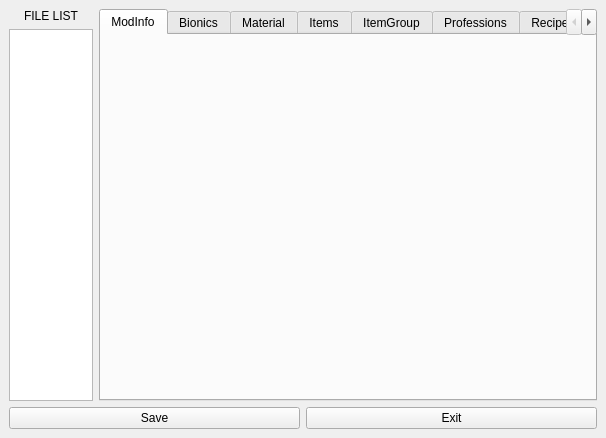
Qt form ui/Window.ui (AlongWY/ModCreater-CDDA) before a commit.
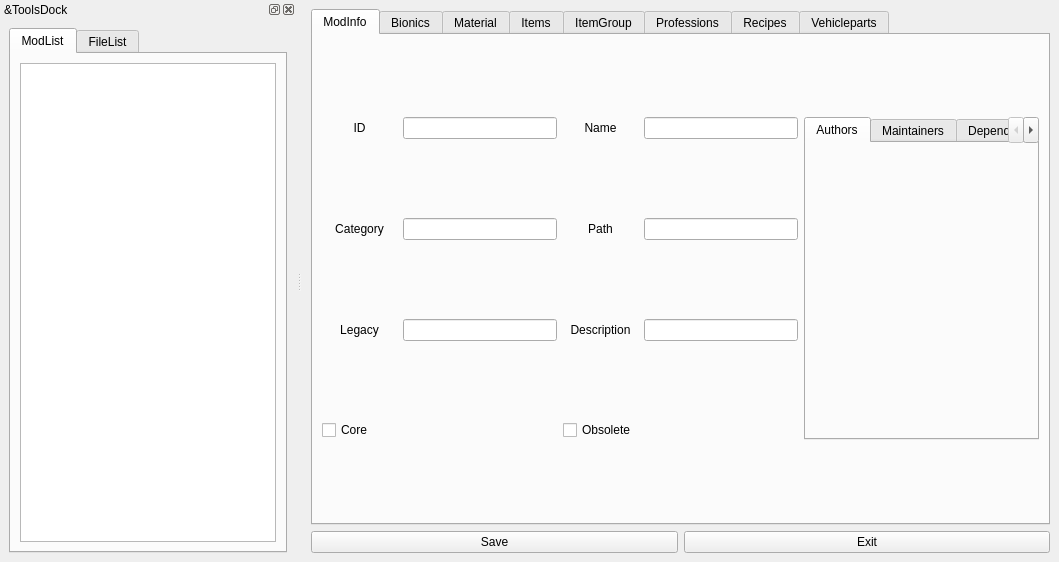
The same form after that commit.

Commit message: 增加ModInfo修改界面，目前可以正确载入MOD信息并查看

Patch:
```diff
--- a/ui/Window.ui
+++ b/ui/Window.ui
@@ -6,8 +6,8 @@
    <rect>
     <x>0</x>
     <y>0</y>
-    <width>606</width>
-    <height>438</height>
+    <width>1059</width>
+    <height>562</height>
    </rect>
   </property>
   <property name="windowTitle">
@@ -17,39 +17,6 @@
    <layout class="QGridLayout" name="gridLayout">
     <item row="0" column="0">
      <layout class="QHBoxLayout" name="horizontalLayout">
-      <item>
-       <layout class="QVBoxLayout" name="verticalLayout_2">
-        <item>
-         <widget class="QLabel" name="MODSLIST">
-          <property name="maximumSize">
-           <size>
-            <width>84</width>
-            <height>16777215</height>
-           </size>
-          </property>
-          <property name="text">
-           <string>FILE LIST</string>
-          </property>
-          <property name="textFormat">
-           <enum>Qt::AutoText</enum>
-          </property>
-          <property name="alignment">
-           <set>Qt::AlignCenter</set>
-          </property>
-         </widget>
-        </item>
-        <item>
-         <widget class="QListView" name="ListView">
-          <property name="maximumSize">
-           <size>
-            <width>84</width>
-            <height>16777215</height>
-           </size>
-          </property>
-         </widget>
-        </item>
-       </layout>
-      </item>
       <item>
        <widget class="QTabWidget" name="TabWidget">
         <property name="currentIndex">
@@ -59,6 +26,182 @@
          <attribute name="title">
           <string>ModInfo</string>
          </attribute>
+         <layout class="QGridLayout" name="gridLayout_2">
+          <item row="0" column="0">
+           <layout class="QHBoxLayout" name="horizontalLayout_6">
+            <item>
+             <widget class="QLabel" name="label">
+              <property name="minimumSize">
+               <size>
+                <width>75</width>
+                <height>0</height>
+               </size>
+              </property>
+              <property name="text">
+               <string>ID</string>
+              </property>
+              <property name="alignment">
+               <set>Qt::AlignCenter</set>
+              </property>
+             </widget>
+            </item>
+            <item>
+             <widget class="QLineEdit" name="InfoIDEdit"/>
+            </item>
+           </layout>
+          </item>
+          <item row="0" column="1">
+           <layout class="QHBoxLayout" name="horizontalLayout_7">
+            <item>
+             <widget class="QLabel" name="label_2">
+              <property name="minimumSize">
+               <size>
+                <width>75</width>
+                <height>0</height>
+               </size>
+              </property>
+              <property name="text">
+               <string>Name</string>
+              </property>
+              <property name="alignment">
+               <set>Qt::AlignCenter</set>
+              </property>
+             </widget>
+            </item>
+            <item>
+             <widget class="QLineEdit" name="InfoNameEdit"/>
+            </item>
+           </layout>
+          </item>
+          <item row="0" column="2" rowspan="4">
+           <widget class="QTabWidget" name="InfoWidget">
+            <property name="currentIndex">
+             <number>0</number>
+            </property>
+            <widget class="QWidget" name="AuthorsTab">
+             <attribute name="title">
+              <string>Authors</string>
+             </attribute>
+            </widget>
+            <widget class="QWidget" name="MaintainersTab">
+             <attribute name="title">
+              <string>Maintainers</string>
+             </attribute>
+            </widget>
+            <widget class="QWidget" name="DependenciesTab">
+             <attribute name="title">
+              <string>Dependencies</string>
+             </attribute>
+            </widget>
+           </widget>
+          </item>
+          <item row="1" column="0">
+           <layout class="QHBoxLayout" name="horizontalLayout_9">
+            <item>
+             <widget class="QLabel" name="label_4">
+              <property name="minimumSize">
+               <size>
+                <width>75</width>
+                <height>0</height>
+               </size>
+              </property>
+              <property name="text">
+               <string>Category</string>
+              </property>
+              <property name="alignment">
+               <set>Qt::AlignCenter</set>
+              </property>
+             </widget>
+            </item>
+            <item>
+             <widget class="QLineEdit" name="InfoCategoryEdit"/>
+            </item>
+           </layout>
+          </item>
+          <item row="1" column="1">
+           <layout class="QHBoxLayout" name="horizontalLayout_11">
+            <item>
+             <widget class="QLabel" name="label_5">
+              <property name="minimumSize">
+               <size>
+                <width>75</width>
+                <height>0</height>
+               </size>
+              </property>
+              <property name="text">
+               <string>Path</string>
+              </property>
+              <property name="alignment">
+               <set>Qt::AlignCenter</set>
+              </property>
+             </widget>
+            </item>
+            <item>
+             <widget class="QLineEdit" name="InfoPathEdit"/>
+            </item>
+           </layout>
+          </item>
+          <item row="2" column="0">
+           <layout class="QHBoxLayout" name="horizontalLayout_10">
+            <item>
+             <widget class="QLabel" name="label_6">
+              <property name="minimumSize">
+               <size>
+                <width>75</width>
+                <height>0</height>
+               </size>
+              </property>
+              <property name="text">
+               <string>Legacy</string>
+              </property>
+              <property name="alignment">
+               <set>Qt::AlignCenter</set>
+              </property>
+             </widget>
+            </item>
+            <item>
+             <widget class="QLineEdit" name="InfoLegacyEdit"/>
+            </item>
+           </layout>
+          </item>
+          <item row="2" column="1">
+           <layout class="QHBoxLayout" name="horizontalLayout_8">
+            <item>
+             <widget class="QLabel" name="label_3">
+              <property name="minimumSize">
+               <size>
+                <width>75</width>
+                <height>0</height>
+               </size>
+              </property>
+              <property name="text">
+               <string>Description</string>
+              </property>
+              <property name="alignment">
+               <set>Qt::AlignCenter</set>
+              </property>
+             </widget>
+            </item>
+            <item>
+             <widget class="QLineEdit" name="InfoDescriptionEdit"/>
+            </item>
+           </layout>
+          </item>
+          <item row="3" column="0">
+           <widget class="QCheckBox" name="InfoIsCore">
+            <property name="text">
+             <string>Core</string>
+            </property>
+           </widget>
+          </item>
+          <item row="3" column="1">
+           <widget class="QCheckBox" name="InfoIsObsolete">
+            <property name="text">
+             <string>Obsolete</string>
+            </property>
+           </widget>
+          </item>
+         </layout>
         </widget>
         <widget class="QWidget" name="BionicsTab">
          <attribute name="title">
@@ -119,6 +262,45 @@
     </item>
    </layout>
   </widget>
+  <widget class="QDockWidget" name="ToolsDockWidget">
+   <property name="windowTitle">
+    <string>&amp;ToolsDock</string>
+   </property>
+   <attribute name="dockWidgetArea">
+    <number>1</number>
+   </attribute>
+   <widget class="QWidget" name="dockWidgetContents">
+    <layout class="QHBoxLayout" name="horizontalLayout_3">
+     <item>
+      <widget class="QTabWidget" name="ToolsWidget">
+       <property name="currentIndex">
+        <number>0</number>
+       </property>
+       <widget class="QWidget" name="ModsTab">
+        <attribute name="title">
+         <string>ModList</string>
+        </attribute>
+        <layout class="QHBoxLayout" name="horizontalLayout_4">
+         <item>
+          <widget class="QListWidget" name="ModsListWidget"/>
+         </item>
+        </layout>
+       </widget>
+       <widget class="QWidget" name="FileListTab">
+        <attribute name="title">
+         <string>FileList</string>
+        </attribute>
+        <layout class="QHBoxLayout" name="horizontalLayout_5">
+         <item>
+          <widget class="QListWidget" name="FileListWidget"/>
+         </item>
+        </layout>
+       </widget>
+      </widget>
+     </item>
+    </layout>
+   </widget>
+  </widget>
   <action name="actionExit">
    <property name="text">
     <string>Exit</string>
```
The commit also changes 10 other files.
